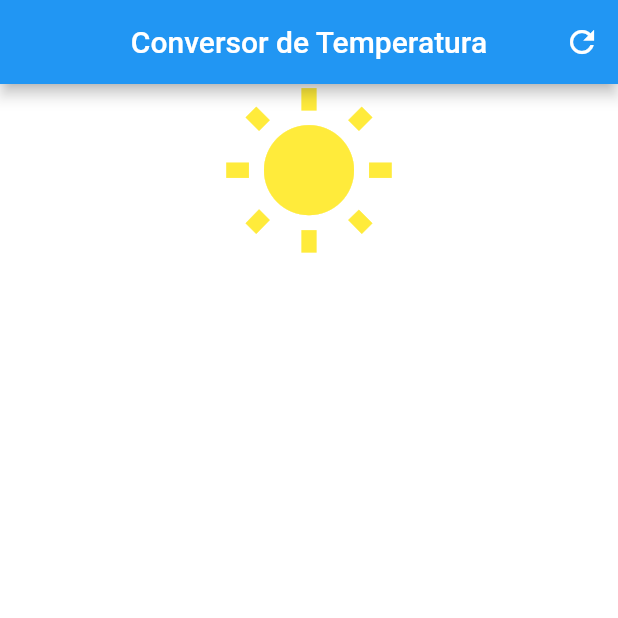
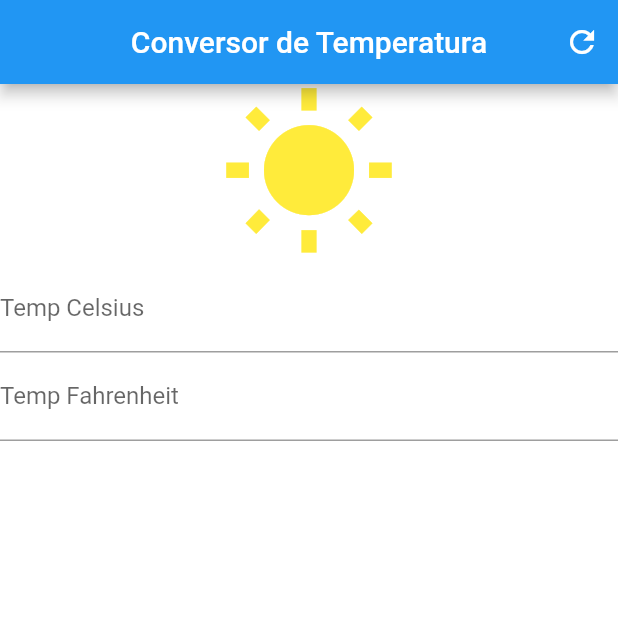
Before and after one commit to ricardom6/conversorTemperatura, a Flutter app: the screen it shows after launch, on a phone screen of 412 x 824 dp, the top half of it. Run offline on Flutter 3.47's test engine with Material 2 defaults, Android fonts, the phone set to English and light mode, and no system bars.

Commit message:
inclusao de 2 labels

```diff
--- a/lib/main.dart
+++ b/lib/main.dart
@@ -27,10 +27,20 @@ class _HomeState extends State<Home> {
 
     );
     Icon icon = Icon(Icons.wb_sunny, size: 120, color: Colors.yellow,);
+    TextField tempCelsius = TextField(
+      decoration: InputDecoration(
+          labelText: 'Temp Celsius'
+      ),
+      keyboardType: TextInputType.number,);
+    TextField tempFahrenheit = TextField(
+      decoration: InputDecoration(
+          labelText: 'Temp Fahrenheit'
+      ),
+      keyboardType: TextInputType.number,);
     Column column = Column(
       crossAxisAlignment: CrossAxisAlignment.stretch,
       children: <Widget>[
-        icon,
+        icon, tempCelsius, tempFahrenheit,
 
       ],
     );
```
